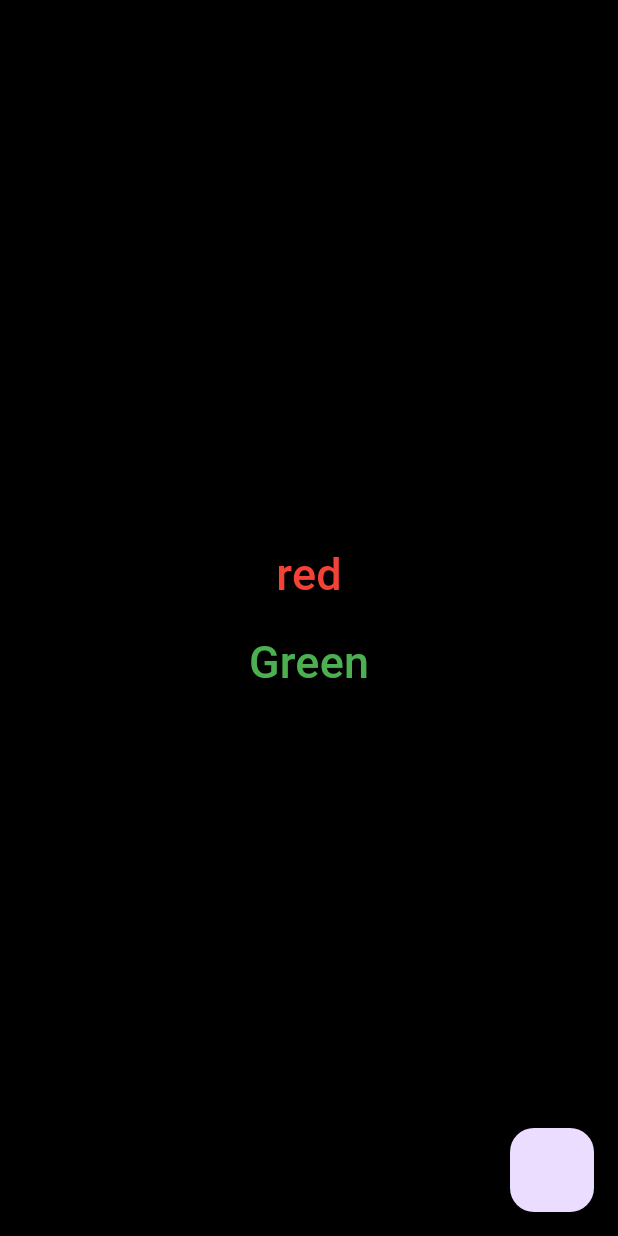
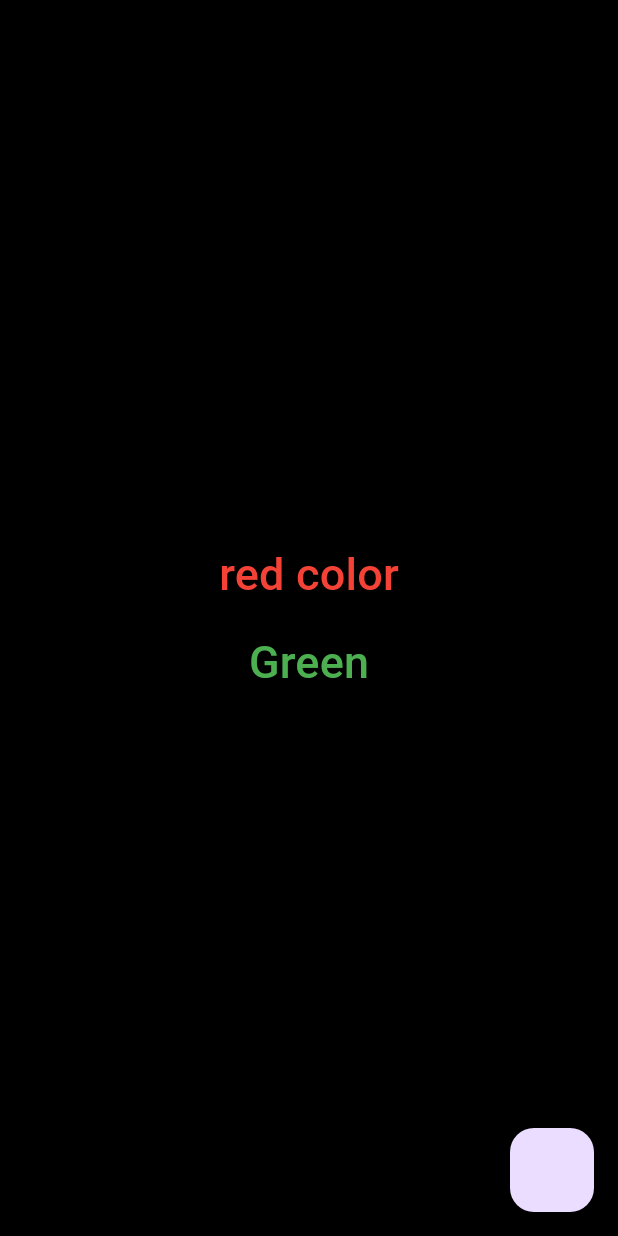
Before and after one commit to shihabLuminar/stful_sample_may, a Flutter app: the screen it shows after launch, on a phone screen of 412 x 824 dp. Run offline on Flutter 3.47's test engine with Material 3 defaults, Android fonts, the phone set to English and light mode, and no system bars.

Commit message:
home screen updated

```diff
--- a/lib/view/home_screen/home_screen.dart
+++ b/lib/view/home_screen/home_screen.dart
@@ -26,7 +26,7 @@ class _HomeScreenState extends State<HomeScreen> {
                   setState(() {});
                 },
                 child: Text(
-                  "red",
+                  "red color",
                   style: TextStyle(color: Colors.red, fontSize: 30),
                 )),
             TextButton(
```
